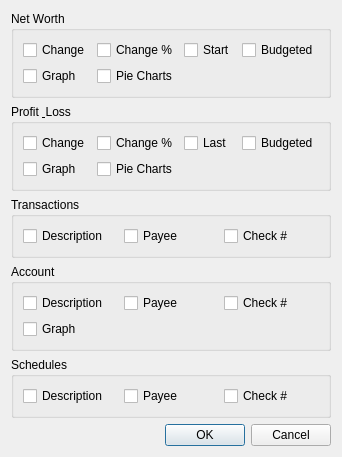
Old version of the form qt/ui/view_options_dialog.ui in the repository Mouchnino/moneyguru.
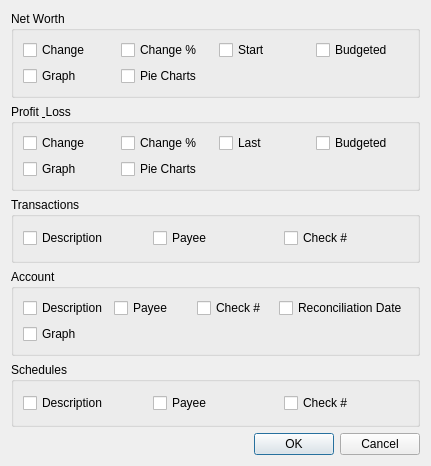
New version of the form.

Commit message:
[#99] qt: Added the Reconciliation Date column in the Entry Table.
extra : convert_revision : svn%3A7afd0f2a-1d33-46b8-9979-f8add37626ee/trunk%40403

Patch:
```diff
--- a/qt/ui/view_options_dialog.ui
+++ b/qt/ui/view_options_dialog.ui
@@ -6,8 +6,8 @@
    <rect>
     <x>0</x>
     <y>0</y>
-    <width>306</width>
-    <height>390</height>
+    <width>431</width>
+    <height>466</height>
    </rect>
   </property>
   <property name="windowTitle">
@@ -180,6 +180,13 @@
         </property>
        </widget>
       </item>
+      <item row="0" column="3">
+       <widget class="QCheckBox" name="accReconciliationDateCheckBox">
+        <property name="text">
+         <string>Reconciliation Date</string>
+        </property>
+       </widget>
+      </item>
      </layout>
     </widget>
    </item>
```
The commit also changes 3 other files.
